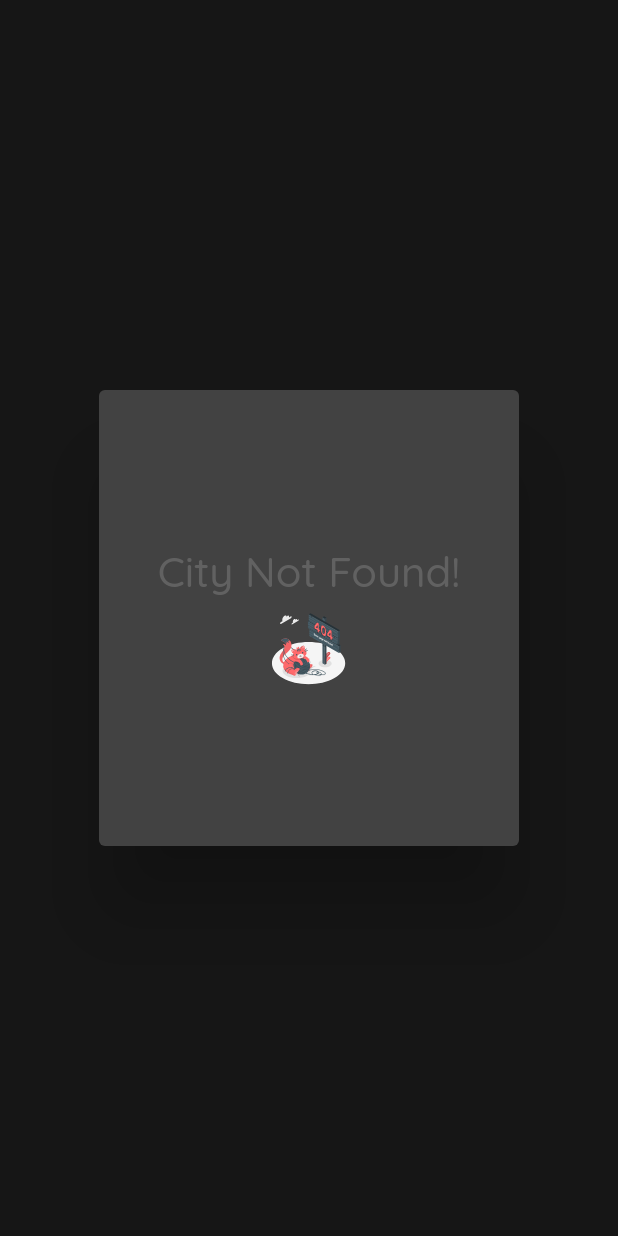
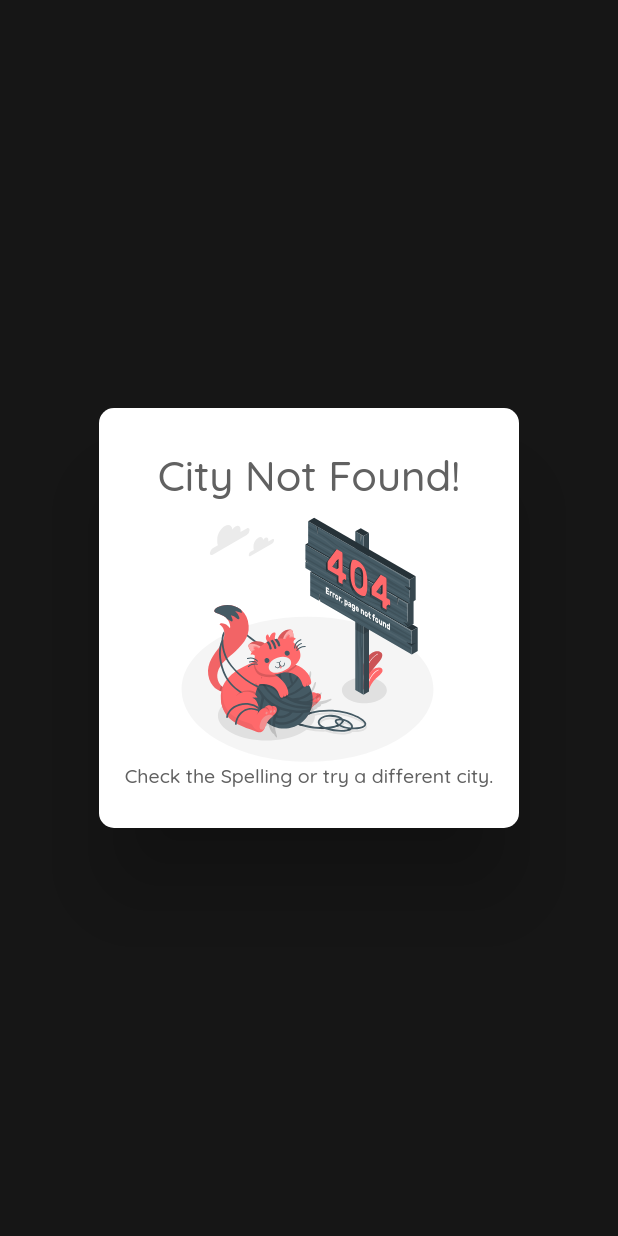
Before and after one commit to AbdulSattarSuleman/flutter-weather-App-using-OpenWeatherAPI, a Flutter app: what cityNotFoundError() shows on an empty page, opened directly, on a phone screen of 412 x 824 dp. Run offline on Flutter 3.47's test engine with Material 2 defaults, Android fonts, the phone set to English and light mode, and no system bars; our stand-ins replace connectivity, flutter_spinkit, flutter_svg, geolocator, google_fonts.

Commit message:
notfounfCityErrorPopUp

```diff
--- a/lib/screens/weather_screen/home_screen.dart
+++ b/lib/screens/weather_screen/home_screen.dart
@@ -224,10 +224,27 @@ cityNotFoundError(BuildContext context) {
                     ),
                   ),
                 ),
-                SvgPicture.asset('assets/images/404-cat.svg')
+                SvgPicture.asset(
+                  'assets/images/404-cat.svg',
+                  height: 165,
+                ),
+                Text(
+                  "Check the Spelling or try a different city.",
+                  textAlign: TextAlign.center,
+                  style: GoogleFonts.quicksand(
+                    fontSize: 13,
+                    fontWeight: FontWeight.w500,
+                    color: Colors.grey.shade700,
+                  ),
+                )
               ],
             ),
           ),
+          actionsPadding: EdgeInsets.all(10),
+          contentPadding: EdgeInsets.all(10),
+          backgroundColor: Colors.white,
+          shape:
+              RoundedRectangleBorder(borderRadius: BorderRadius.circular(10)),
         );
       });
 }
```
